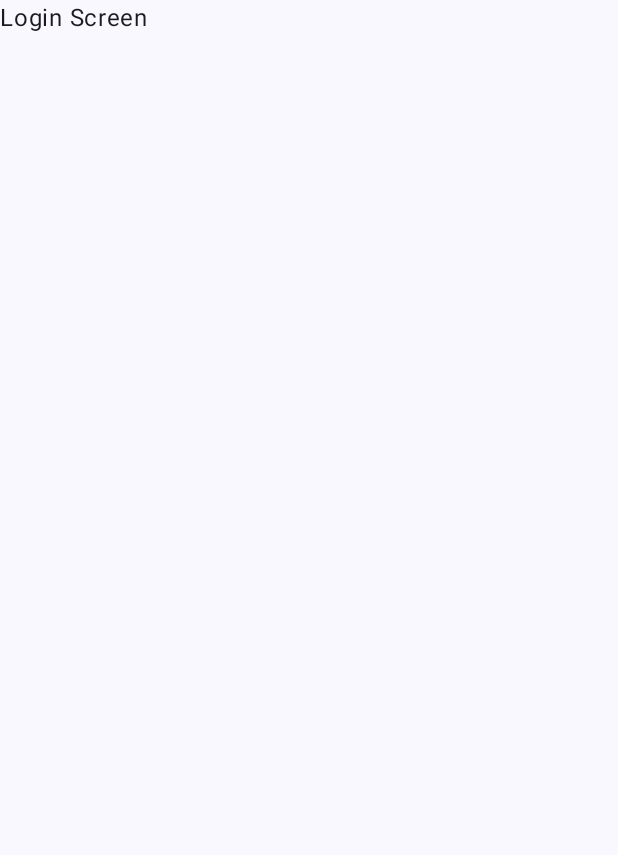
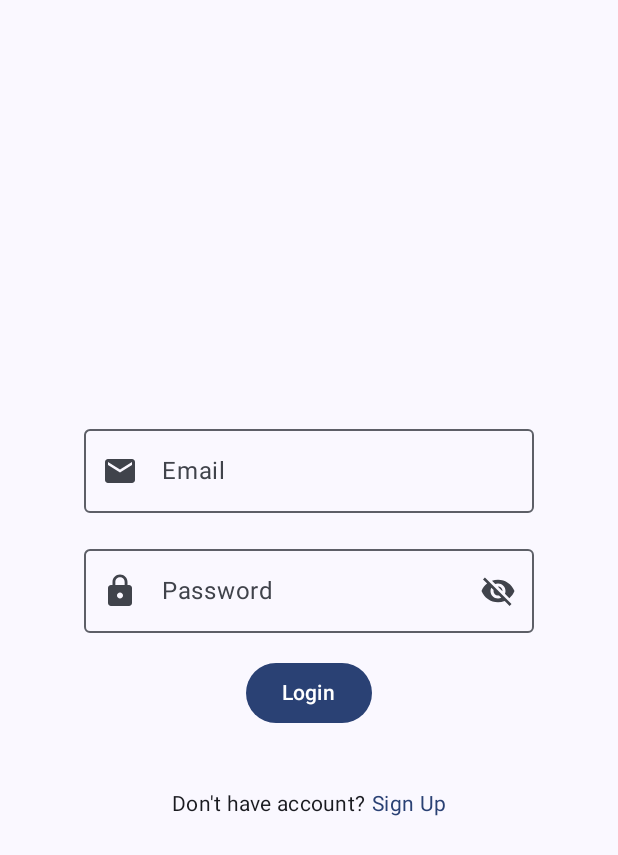
Before and after one commit to mdabdulazizzisan/MediConnect, an Android app built with Jetpack Compose: the screen it shows after launch (MainActivity), on a phone screen of 412 x 824 dp. Before the commit the part shown is almost empty. Shown: the top 855 px of the screen. Run offline under Robolectric (Android 15) with nearby library versions, the phone set to English and light mode, and no system bars.

Commit message:
login screen design

```diff
--- a/app/build.gradle.kts
+++ b/app/build.gradle.kts
@@ -58,9 +58,12 @@ dependencies {
     debugImplementation(libs.androidx.ui.tooling)
     debugImplementation(libs.androidx.ui.test.manifest)
 
+    implementation("androidx.compose.material:material-icons-extended:1.7.8")
+
+
     implementation("androidx.navigation:navigation-compose:2.8.9")
     implementation("org.jetbrains.kotlinx:kotlinx-serialization-json:1.8.0")
 
-    implementation("io.insert-koin:koin-android:3.5.3")
-    implementation("io.insert-koin:koin-androidx-compose:3.5.3")
+    implementation("io.insert-koin:koin-android:3.5.6")
+    implementation("io.insert-koin:koin-androidx-compose:3.5.6")
 }
--- a/app/src/main/java/com/kolu/mediconnect/presentation/screens/auth/login/LoginScreen.kt
+++ b/app/src/main/java/com/kolu/mediconnect/presentation/screens/auth/login/LoginScreen.kt
@@ -1,23 +1,129 @@
 package com.kolu.mediconnect.presentation.screens.auth.login
 
-import androidx.compose.foundation.layout.Box
+import androidx.compose.foundation.clickable
+import androidx.compose.foundation.layout.Arrangement
+import androidx.compose.foundation.layout.Column
+import androidx.compose.foundation.layout.Row
+import androidx.compose.foundation.layout.Spacer
 import androidx.compose.foundation.layout.fillMaxSize
+import androidx.compose.foundation.layout.height
+import androidx.compose.foundation.layout.width
+import androidx.compose.foundation.text.KeyboardOptions
+import androidx.compose.material.icons.Icons
+import androidx.compose.material.icons.filled.Email
+import androidx.compose.material.icons.filled.Lock
+import androidx.compose.material.icons.filled.Visibility
+import androidx.compose.material.icons.filled.VisibilityOff
+import androidx.compose.material3.Button
+import androidx.compose.material3.Icon
+import androidx.compose.material3.IconButton
+import androidx.compose.material3.MaterialTheme
+import androidx.compose.material3.OutlinedTextField
 import androidx.compose.material3.Text
 import androidx.compose.runtime.Composable
 import androidx.compose.runtime.getValue
 import androidx.compose.runtime.mutableStateOf
 import androidx.compose.runtime.remember
+import androidx.compose.runtime.setValue
+import androidx.compose.ui.Alignment
 import androidx.compose.ui.Modifier
+import androidx.compose.ui.text.input.KeyboardType
+import androidx.compose.ui.text.input.PasswordVisualTransformation
+import androidx.compose.ui.text.input.VisualTransformation
+import androidx.compose.ui.unit.dp
 
 @Composable
 fun LoginScreen(modifier: Modifier = Modifier) {
-    val text by remember { mutableStateOf("Login Screen") }
-    Box(
-        modifier = modifier.fillMaxSize()
+    var email by remember { mutableStateOf("") }
+    var password by remember { mutableStateOf("") }
+    var passwordVisibility by remember { mutableStateOf(false) }
+
+    Column(
+        modifier = modifier.fillMaxSize(),
+        horizontalAlignment = Alignment.CenterHorizontally,
+        verticalArrangement = Arrangement.Center
     ) {
-        Text(
-            text = text,
-            modifier = Modifier
+        OutlinedTextField(
+            modifier = Modifier.width(300.dp),
+            label = { Text(text = "Email") },
+            value = email,
+            onValueChange = { email = it },
+            leadingIcon = {
+                Icon(
+                    imageVector = Icons.Default.Email,
+                    contentDescription = "Email Icon"
+                )
+            },
+            keyboardOptions = KeyboardOptions(
+                keyboardType = KeyboardType.Email
+            ),
+            singleLine = true
         )
+        Spacer(modifier = Modifier.height(16.dp))
+        OutlinedTextFieldPassword(
+            modifier = Modifier.width(300.dp),
+            password = password,
+            onPasswordChange = { password = it },
+            passwordVisibility = passwordVisibility,
+            onVisibilityChange = { passwordVisibility = it }
+        )
+        Spacer(modifier = Modifier.height(16.dp))
+        Button(onClick = { /*TODO*/ }) {
+            Text(text = "Login")
+        }
+        Spacer(modifier = Modifier.height(40.dp))
+        Row {
+            Text(
+                text = "Don't have account? ",
+                style = MaterialTheme.typography.bodyMedium
+            )
+            Text(
+                modifier = Modifier
+                    .clickable {
+                        /*TODO*/
+                    },
+                text = "Sign Up",
+                style = MaterialTheme.typography.bodyMedium,
+                color = MaterialTheme.colorScheme.primary
+            )
+        }
     }
 }
+
+
+@Composable
+fun OutlinedTextFieldPassword(
+    password: String = "",
+    onPasswordChange: (String) -> Unit,
+    passwordVisibility: Boolean,
+    onVisibilityChange: (Boolean) -> Unit,
+    modifier: Modifier = Modifier
+) {
+    val visibilityIcon = if (passwordVisibility)
+        Icons.Default.Visibility else Icons.Default.VisibilityOff
+    OutlinedTextField(
+        modifier = modifier,
+        label = { Text(text = "Password") },
+        value = password,
+        onValueChange = onPasswordChange,
+        leadingIcon = {
+            Icon(
+                imageVector = Icons.Default.Lock,
+                contentDescription = "Password Icon"
+            )
+        },
+        trailingIcon = {
+            IconButton(onClick = { onVisibilityChange(!passwordVisibility) }) {
+                Icon(
+                    imageVector = visibilityIcon,
+                    contentDescription = if (passwordVisibility) "Hide Password" else "Show Password"
+                )
+            }
+        },
+        visualTransformation = if (passwordVisibility) VisualTransformation.None else PasswordVisualTransformation(),
+        keyboardOptions = KeyboardOptions(
+            keyboardType = KeyboardType.Password
+        ),
+        singleLine = true
+    )
+}
```
